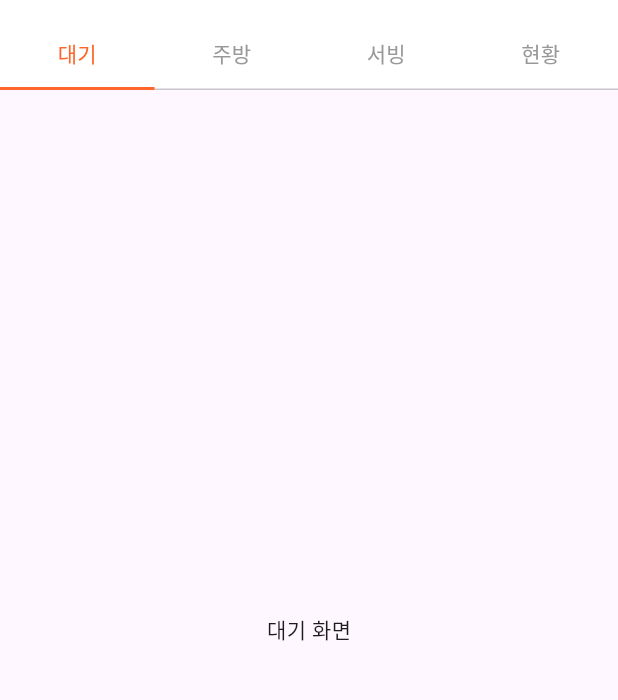
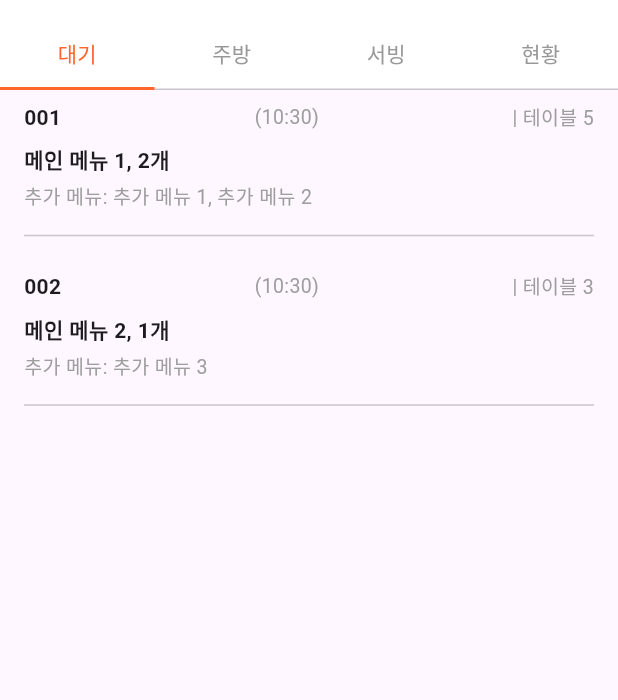
Before and after one commit to olleh365/menuboard-admin, a Flutter app: the screen it shows after launch, on a phone screen of 412 x 824 dp, the part 66-766 px from its top. Run offline on Flutter 3.47's test engine with Material 3 defaults, Android fonts, the phone set to English and light mode, and no system bars; our stand-ins replace fluttertoast.

Commit message:
메뉴 주문 예시 패키지 생성(메뉴 모델)

```diff
--- /dev/null
+++ b/lib/exam_menu_model.dart
@@ -0,0 +1,45 @@
+// exam_menu_model.dart
+class Order {
+  final String orderNumber;
+  final DateTime orderTime;
+  final int tableNumber;
+  final List<OrderItem> items;
+
+  Order({
+    required this.orderNumber,
+    required this.orderTime,
+    required this.tableNumber,
+    required this.items,
+  });
+
+  double get totalPrice => items.fold(0, (total, item) => total + item.totalPrice);
+}
+
+class OrderItem {
+  final String mainMenu;
+  final double mainMenuPrice;
+  final List<AdditionalMenuItem> additionalMenu;
+  final int quantity;
+
+  OrderItem({
+    required this.mainMenu,
+    required this.mainMenuPrice,
+    required this.additionalMenu,
+    required this.quantity,
+  });
+
+  double get totalPrice {
+    double additionalPrice = additionalMenu.fold(0, (total, item) => total + item.price);
+    return (mainMenuPrice + additionalPrice) * quantity;
+  }
+}
+
+class AdditionalMenuItem {
+  final String name;
+  final double price;
+
+  AdditionalMenuItem({
+    required this.name,
+    required this.price,
+  });
+}
--- a/lib/waiting_screen.dart
+++ b/lib/waiting_screen.dart
@@ -1,12 +1,114 @@
 import 'package:flutter/material.dart';
+import 'exam_menu_model.dart';
+import 'package:intl/intl.dart';
 
 class WaitingScreen extends StatelessWidget {
   const WaitingScreen({super.key});
 
   @override
   Widget build(BuildContext context) {
-    return const Center(
-      child: Text('대기 화면'),
+    // 임시 주문 데이터
+    final List<Order> orders = [
+      Order(
+        orderNumber: '001',
+        orderTime: DateTime.now(),
+        tableNumber: 5,
+        items: [
+          OrderItem(
+            mainMenu: '메인 메뉴 1',
+            mainMenuPrice: 10.0,
+            additionalMenu: [
+              AdditionalMenuItem(name: '추가 메뉴 1', price: 2.0),
+              AdditionalMenuItem(name: '추가 메뉴 2', price: 3.0),
+            ],
+            quantity: 2,
+          ),
+        ],
+      ),
+      Order(
+        orderNumber: '002',
+        orderTime: DateTime.now(),
+        tableNumber: 3,
+        items: [
+          OrderItem(
+            mainMenu: '메인 메뉴 2',
+            mainMenuPrice: 12.0,
+            additionalMenu: [
+              AdditionalMenuItem(name: '추가 메뉴 3', price: 1.5),
+            ],
+            quantity: 1,
+          ),
+        ],
+      ),
+      // 더 많은 주문을 추가할 수 있습니다
+    ];
+
+    return ListView.builder(
+      itemCount: orders.length,
+      itemBuilder: (context, index) {
+        final order = orders[index];
+        final formattedTime = DateFormat('HH:mm').format(order.orderTime);
+
+        return Padding(
+          padding: const EdgeInsets.symmetric(vertical: 8.0, horizontal: 16.0),
+          child: Column(
+            crossAxisAlignment: CrossAxisAlignment.start,
+            children: [
+              Row(
+                mainAxisAlignment: MainAxisAlignment.spaceBetween,
+                children: [
+                  Text(
+                    order.orderNumber,
+                    style: const TextStyle(
+                      fontSize: 14,
+                      fontWeight: FontWeight.bold,
+                    ),
+                  ),
+                  Text(
+                    '($formattedTime)',
+                    style: const TextStyle(
+                      fontSize: 13,
+                      color: Colors.grey,
+                    ),
+                  ),
+                  Text(
+                    '| 테이블 ${order.tableNumber}',
+                    style: const TextStyle(
+                      fontSize: 13,
+                      color: Colors.grey,
+                    ),
+                  ),
+                ],
+              ),
+              ...order.items.map((item) =>
+                  Column(
+                    crossAxisAlignment: CrossAxisAlignment.start,
+                    children: [
+                      const SizedBox(height: 8),
+                      Text(
+                        '${item.mainMenu}, ${item.quantity}개',
+                        style: const TextStyle(
+                          fontSize: 14,
+                          fontWeight: FontWeight.bold,
+                        ),
+                      ),
+                      const SizedBox(height: 4),
+                      Text(
+                        '추가 메뉴: ${item.additionalMenu.map((
+                            addItem) => addItem.name).join(', ')}',
+                        style: const TextStyle(
+                          fontSize: 13,
+                          color: Colors.grey,
+                        ),
+                      ),
+                    ],
+                  )),
+              const SizedBox(height: 8),
+              const Divider(),
+            ],
+          ),
+        );
+      },
     );
   }
 }
--- a/pubspec.yaml
+++ b/pubspec.yaml
@@ -35,6 +35,7 @@ dependencies:
   # The following adds the Cupertino Icons font to your application.
   # Use with the CupertinoIcons class for iOS style icons.
   cupertino_icons: ^1.0.6
+  intl: ^0.19.0
 
 dev_dependencies:
   flutter_test:
```
Also changed, not shown: lib/main.dart (+4 -3 lines), pubspec.lock.
